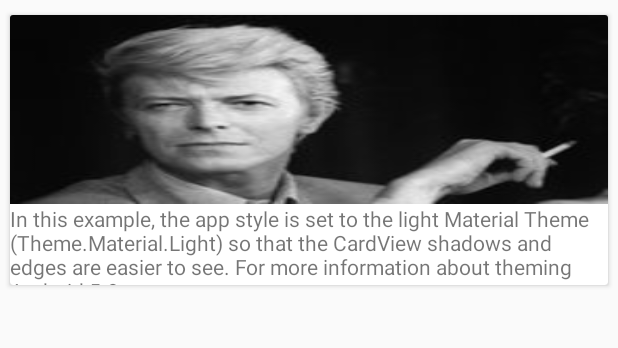
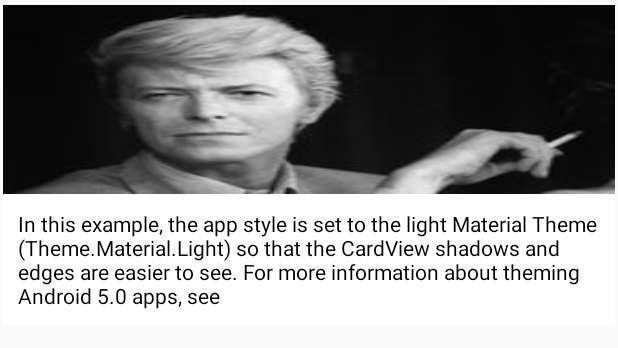
Before and after one commit to davidtran1010/NYTArticleSearch, an Android app: the layout item_article.xml on its own in the app's theme, with its tools: preview values and no code run, on a phone screen of 412 x 824 dp. Shown: the top 348 px of the screen. Run offline under Robolectric (Android 15) with nearby library versions, the phone set to English and light mode, and no system bars; network calls fail.

Commit message:
fixed picture design, add more color for cardview

```diff
--- a/app/src/main/java/com/example/davidtran/nytarticlesearch/Fragments/ArticleFragment.java
+++ b/app/src/main/java/com/example/davidtran/nytarticlesearch/Fragments/ArticleFragment.java
@@ -6,6 +6,7 @@ import android.os.Bundle;
 import android.support.annotation.Nullable;
 import android.support.v4.app.Fragment;
 import android.support.v4.app.FragmentTransaction;
+import android.support.v7.widget.CardView;
 import android.support.v7.widget.RecyclerView;
 import android.support.v7.widget.StaggeredGridLayoutManager;
 import android.util.Log;
@@ -51,6 +52,7 @@ public class ArticleFragment extends Fragment {
     List<Article> articleList;
     ArticleAdapter articleAdapter;
 
+
     @BindView(R.id.metroList_Acticle)
     RecyclerView rcArticleList;
     @BindView(R.id.loadingBar)
@@ -90,6 +92,7 @@ public class ArticleFragment extends Fragment {
         }
 
         fetchData(setUpSearchRequest(squery,searchFilter));
+
         setUpListener();
         return view;
     }
--- a/app/src/main/res/layout/frag_emty.xml
+++ /dev/null
@@ -1,6 +0,0 @@
-<?xml version="1.0" encoding="utf-8"?>
-<LinearLayout xmlns:android="http://schemas.android.com/apk/res/android"
-    android:orientation="vertical" android:layout_width="match_parent"
-    android:layout_height="match_parent">
-
-</LinearLayout>
--- a/app/src/main/res/layout/item_article.xml
+++ b/app/src/main/res/layout/item_article.xml
@@ -2,13 +2,14 @@
 <android.support.v7.widget.CardView xmlns:android="http://schemas.android.com/apk/res/android"
     xmlns:app="http://schemas.android.com/apk/res-auto"
     xmlns:tools="http://schemas.android.com/tools"
+    android:id="@+id/articleCardView"
+    android:layout_width="match_parent"
+    android:layout_height="wrap_content"
 
-    android:layout_width="match_parent"
-    android:layout_height="200dp"
-    app:cardMaxElevation="6dp"
-    app:cardUseCompatPadding="true"
-    tools:layout_weight="200dp"
-    tools:layout_height="200dp">
+    app:cardElevation="0dp"
+    app:cardCornerRadius="0dp"
+    app:cardUseCompatPadding="true">
+
     <LinearLayout
         android:layout_width="match_parent"
         android:layout_height="match_parent"
@@ -26,6 +27,11 @@
             android:id="@+id/article_snippet"
             android:layout_width="match_parent"
             android:layout_height="wrap_content"
+            android:paddingBottom="10dp"
+            android:paddingLeft="10dp"
+            android:paddingRight="10dp"
+            android:paddingTop="10dp"
+            android:textColor="@android:color/black"
             tools:text="In this example, the app style is set to the light Material Theme (Theme.Material.Light) so that the CardView shadows and edges are easier to see. For more information about theming Android 5.0 apps, see" />
     </LinearLayout>
 
--- a/app/src/main/res/values/strings.xml
+++ b/app/src/main/res/values/strings.xml
@@ -1,3 +1,3 @@
 <resources>
-    <string name="app_name">New York Time Article</string>
+    <string name="app_name">New York Times Article</string>
 </resources>
```
Also changed, not shown: app/src/main/java/com/example/davidtran/nytarticlesearch/Adapters/ArticleAdapter.java (+76 -20 lines), app/src/main/res/layout/item_article_noimg.xml (+8 -2 lines), app/src/main/res/values/arrays.xml (+14 -0 lines), app/src/main/res/values/colors.xml (+13 -0 lines).
